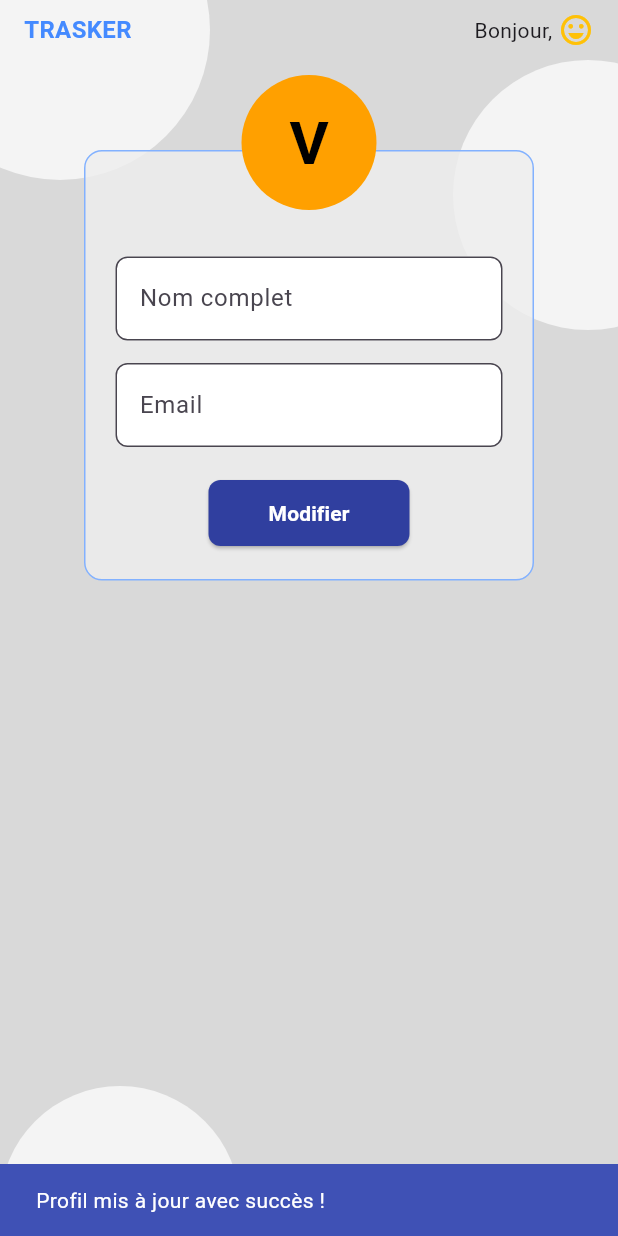
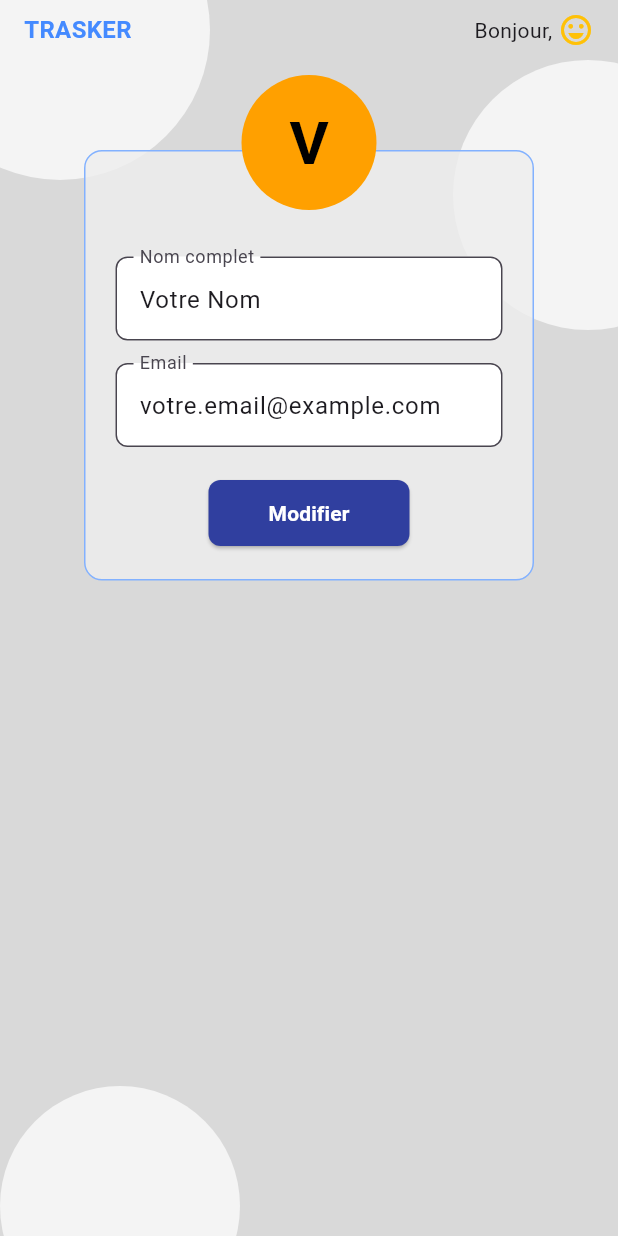
Before and after one commit to AMESSE-ezechiel/TaskApp, a Flutter app: the screen it shows after launch, after a tap on "Modifier", on a phone screen of 412 x 824 dp. Run offline on Flutter 3.47's test engine with Material 3 defaults, Android fonts, the phone set to English and light mode, and no system bars; Roboto replaces fonts that are missing (Poppins).

Commit message:
profilePage_and_updateProfilePage

```diff
--- a/lib/main.dart
+++ b/lib/main.dart
@@ -1,6 +1,5 @@
 import 'package:flutter/material.dart';
-import 'package:trasker/screens/profile_screen.dart';
-import 'screens/profile_screen.dart';
+import 'screens/page_profile.dart';
 
 void main() {
   runApp(const MyApp());
@@ -17,7 +16,7 @@ class MyApp extends StatelessWidget {
       theme: ThemeData(
         primarySwatch: Colors.indigo,
         scaffoldBackgroundColor: const Color(0xFFD9D9D9),
-        fontFamily: 'Poppins', // si tu veux une typographie plus moderne
+        fontFamily: 'Poppins',
         inputDecorationTheme: InputDecorationTheme(
           filled: true,
           fillColor: Colors.white,
@@ -26,7 +25,7 @@ class MyApp extends StatelessWidget {
           ),
         ),
       ),
-      home: const ProfileScreen(),
+      home: const PageProfile(),
     );
   }
 }
--- /dev/null
+++ b/lib/screens/page_profile.dart
@@ -0,0 +1,192 @@
+import 'package:flutter/material.dart';
+import 'package:trasker/screens/profile_screen.dart';
+
+class PageProfile extends StatelessWidget {
+  const PageProfile({super.key});
+
+  @override
+  Widget build(BuildContext context) {
+    return Scaffold(
+      backgroundColor: const Color(0xFFD9D9D9),
+      body: Stack(
+        children: [
+          // Motifs de fond (cercles décoratifs)
+          Positioned(
+            top: -80,
+            left: -60,
+            child: CircleAvatar(
+              radius: 100,
+              backgroundColor: Colors.white.withOpacity(0.7),
+            ),
+          ),
+          Positioned(
+            top: 40,
+            right: -70,
+            child: CircleAvatar(
+              radius: 90,
+              backgroundColor: Colors.white.withOpacity(0.7),
+            ),
+          ),
+          Positioned(
+            bottom: -60,
+            left: 0,
+            child: CircleAvatar(
+              radius: 80,
+              backgroundColor: Colors.white.withOpacity(0.7),
+            ),
+          ),
+
+          // Contenu principal
+          SafeArea(
+            child: Column(
+              children: [
+                // En-tête
+                Padding(
+                  padding: const EdgeInsets.symmetric(
+                    horizontal: 16,
+                    vertical: 8,
+                  ),
+                  child: Row(
+                    mainAxisAlignment: MainAxisAlignment.spaceBetween,
+                    children: [
+                      const Text(
+                        'TRASKER',
+                        style: TextStyle(
+                          fontWeight: FontWeight.bold,
+                          fontSize: 16,
+                          color: Colors.blueAccent,
+                        ),
+                      ),
+                      Row(
+                        children: const [
+                          Text('Bonjour, ', style: TextStyle(fontSize: 14)),
+                          Icon(
+                            Icons.emoji_emotions_outlined,
+                            color: Colors.amber,
+                          ),
+                        ],
+                      ),
+                    ],
+                  ),
+                ),
+
+                const SizedBox(height: 60),
+
+                // Carte principale
+                Center(
+                  child: Stack(
+                    clipBehavior: Clip.none,
+                    children: [
+                      Container(
+                        width: 300,
+                        padding: const EdgeInsets.all(20),
+                        decoration: BoxDecoration(
+                          color: Colors.grey.shade200.withOpacity(0.8),
+                          borderRadius: BorderRadius.circular(12),
+                          border: Border.all(color: Colors.blueAccent.shade100),
+                        ),
+                        child: Column(
+                          mainAxisSize: MainAxisSize.min,
+                          children: [
+                            const SizedBox(height: 50),
+
+                            const Text(
+                              'BARDOCK Corneille',
+                              style: TextStyle(
+                                fontSize: 24,
+                                fontWeight: FontWeight.bold,
+                                color: Colors.black87,
+                              ),
+                            ),
+
+                            const SizedBox(height: 15),
+
+                            const Text(
+                              'bardockdev@gmail.com',
+                              style: TextStyle(
+                                fontSize: 16,
+                                fontWeight: FontWeight.bold,
+                                color: Colors.black54,
+                              ),
+                            ),
+
+                            const SizedBox(height: 15),
+                          ],
+                        ),
+                      ),
+
+                      // Avatar au-dessus de la carte
+                      Positioned(
+                        top: -50,
+                        left: 0,
+                        right: 0,
+                        child: Column(
+                          children: [
+                            CircleAvatar(
+                              radius: 45,
+                              backgroundColor: const Color.fromARGB(
+                                255,
+                                255,
+                                213,
+                                0,
+                              ),
+                              child: const Text(
+                                'V',
+                                style: TextStyle(
+                                  color: Colors.black,
+                                  fontSize: 40,
+                                  fontWeight: FontWeight.bold,
+                                ),
+                              ),
+                            ),
+                            const SizedBox(height: 5),
+                          ],
+                        ),
+                      ),
+                    ],
+                  ),
+                ),
+              ],
+            ),
+          ),
+
+          //  mon bouton de modification bleu
+          Positioned(
+            bottom: 40,
+            left: 0,
+            right: 0,
+            child: Center(
+              child: ElevatedButton(
+                onPressed: () {
+                  Navigator.push(
+                    context,
+                    MaterialPageRoute(
+                      builder: (context) => const ProfileScreen(),
+                    ),
+                  );
+                },
+                style: ElevatedButton.styleFrom(
+                  backgroundColor: Colors.indigo.shade700,
+                  padding: const EdgeInsets.symmetric(
+                    horizontal: 40,
+                    vertical: 12,
+                  ),
+                  shape: RoundedRectangleBorder(
+                    borderRadius: BorderRadius.circular(8),
+                  ),
+                ),
+                child: const Text(
+                  'Modifier',
+                  style: TextStyle(
+                    color: Colors.white,
+                    fontWeight: FontWeight.w600,
+                  ),
+                ),
+              ),
+            ),
+          ),
+        ],
+      ),
+    );
+  }
+}
--- a/lib/screens/profile_screen.dart
+++ b/lib/screens/profile_screen.dart
@@ -1,7 +1,32 @@
 import 'package:flutter/material.dart';
 
-class ProfileScreen extends StatelessWidget {
+class ProfileScreen extends StatefulWidget {
   const ProfileScreen({super.key});
+
+  @override
+  State<ProfileScreen> createState() => _ProfileScreenState();
+}
+
+class _ProfileScreenState extends State<ProfileScreen> {
+  // 🎯 Déclaration des contrôleurs
+  final TextEditingController _nameController = TextEditingController();
+  final TextEditingController _emailController = TextEditingController();
+
+  @override
+  void initState() {
+    super.initState();
+    // 📝 Valeurs initiales (optionnel)
+    _nameController.text = 'Votre Nom';
+    _emailController.text = 'votre.email@example.com';
+  }
+
+  @override
+  void dispose() {
+    // 🗑️ Libération de la mémoire (IMPORTANT !)
+    _nameController.dispose();
+    _emailController.dispose();
+    super.dispose();
+  }
 
   @override
   Widget build(BuildContext context) {
@@ -83,8 +108,9 @@ class ProfileScreen extends StatelessWidget {
                           children: [
                             const SizedBox(height: 50),
 
-                            // Champs du formulaire
+                            // 🎯 TextField avec contrôleur
                             TextField(
+                              controller: _nameController, // ✅ Ajout du contrôleur
                               decoration: InputDecoration(
                                 labelText: 'Nom complet',
                                 border: OutlineInputBorder(
@@ -96,7 +122,10 @@ class ProfileScreen extends StatelessWidget {
                             ),
                             const SizedBox(height: 15),
 
+                            // 🎯 TextField avec contrôleur
                             TextField(
+                              controller: _emailController, // ✅ Ajout du contrôleur
+                              keyboardType: TextInputType.emailAddress,
                               decoration: InputDecoration(
                                 labelText: 'Email',
                                 border: OutlineInputBorder(
@@ -108,18 +137,26 @@ class ProfileScreen extends StatelessWidget {
                             ),
                             const SizedBox(height: 20),
 
-                            // 🔵 Bouton Modifier (bleu)
+                            // 🔵 Bouton Modifier
                             ElevatedButton(
                               onPressed: () {
+                                // 📖 Récupération des valeurs
+                                String name = _nameController.text;
+                                String email = _emailController.text;
+
+                                // ✅ Affichage des valeurs
+                                print('Nom: $name');
+                                print('Email: $email');
+
                                 // ✅ Affichage du SnackBar
                                 ScaffoldMessenger.of(context).showSnackBar(
-                                  const SnackBar(
+                                  SnackBar(
                                     content: Text(
-                                      'Profil mis à jour avec succès !',
-                                      style: TextStyle(color: Colors.white),
+                                      'Profil mis à jour: $name - $email',
+                                      style: const TextStyle(color: Colors.white),
                                     ),
                                     backgroundColor: Colors.indigo,
-                                    duration: Duration(seconds: 2),
+                                    duration: const Duration(seconds: 2),
                                   ),
                                 );
                               },
@@ -133,7 +170,7 @@ class ProfileScreen extends StatelessWidget {
                               child: const Text(
                                 'Modifier',
                                 style: TextStyle(
-                                  color: Colors.white, // ✅ Texte en blanc
+                                  color: Colors.white,
                                   fontWeight: FontWeight.w600,
                                 ),
                               ),
```
